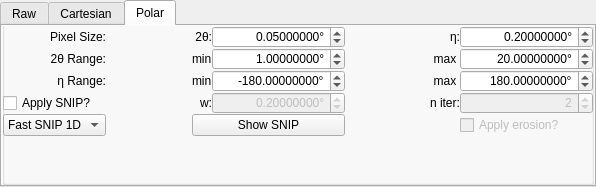
Above: hexrd/ui/resources/ui/image_mode_widget.ui from HEXRD/hexrdgui before the change. Below: the same form after it.
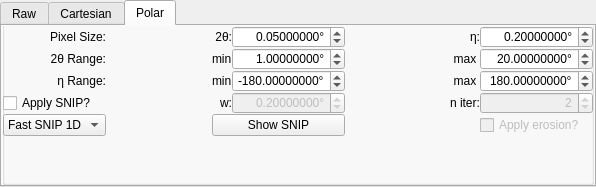
That is the form after the change. The open tabs and pages were chosen to show the change. Custom widgets are drawn as their Qt base class.

Commit message: resetting spinbox properties

What changed in the file:
```diff
--- a/hexrd/ui/resources/ui/image_mode_widget.ui
+++ b/hexrd/ui/resources/ui/image_mode_widget.ui
@@ -389,10 +389,10 @@
                  <number>8</number>
                 </property>
                 <property name="minimum">
-                 <double>-100000.000000000000000</double>
+                 <double>-360.000000000000000</double>
                 </property>
                 <property name="maximum">
-                 <double>100000.000000000000000</double>
+                 <double>360.000000000000000</double>
                 </property>
                 <property name="value">
                  <double>180.000000000000000</double>
@@ -431,10 +431,10 @@
                  <number>8</number>
                 </property>
                 <property name="minimum">
-                 <double>-100000.000000000000000</double>
+                 <double>-360.000000000000000</double>
                 </property>
                 <property name="maximum">
-                 <double>100000.000000000000000</double>
+                 <double>360.000000000000000</double>
                 </property>
                 <property name="value">
                  <double>-180.000000000000000</double>
@@ -468,8 +468,11 @@
                 <property name="decimals">
                  <number>8</number>
                 </property>
+                <property name="minimum">
+                 <double>0.000010000000000</double>
+                </property>
                 <property name="maximum">
-                 <double>100000.000000000000000</double>
+                 <double>100.000000000000000</double>
                 </property>
                 <property name="singleStep">
                  <double>0.100000000000000</double>
@@ -494,7 +497,7 @@
                  <number>8</number>
                 </property>
                 <property name="minimum">
-                 <double>0.000000000000000</double>
+                 <double>0.000010000000000</double>
                 </property>
                 <property name="maximum">
                  <double>180.000000000000000</double>
@@ -535,7 +538,7 @@
                  <double>0.000100000000000</double>
                 </property>
                 <property name="maximum">
-                 <double>100000.000000000000000</double>
+                 <double>360.000000000000000</double>
                 </property>
                 <property name="singleStep">
                  <double>0.100000000000000</double>
@@ -674,7 +677,7 @@
                  <number>8</number>
                 </property>
                 <property name="minimum">
-                 <double>0.000000000000000</double>
+                 <double>0.000010000000000</double>
                 </property>
                 <property name="maximum">
                  <double>180.000000000000000</double>
@@ -705,7 +708,7 @@
                  <double>0.000100000000000</double>
                 </property>
                 <property name="maximum">
-                 <double>100000.000000000000000</double>
+                 <double>10.000000000000000</double>
                 </property>
                 <property name="singleStep">
                  <double>0.010000000000000</double>
```
Left out of the diff: 4 changed lines with no effect on the pictures. The commit also changes 1 other file.
